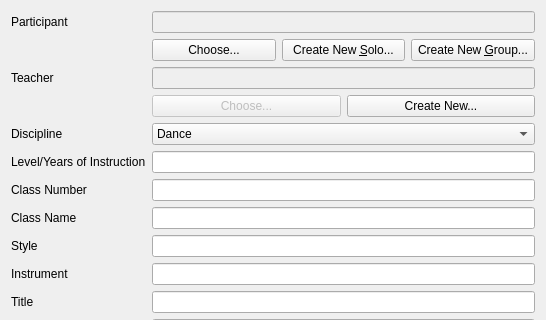
diana134/afs, file Forms/ui_addEntryDialog.ui: the form before one commit; both pictures show x 0 to 546 and y 0 to 320 of the 546 by 653 pixel window.
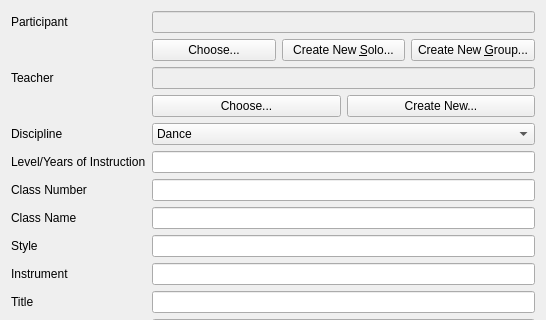
The form after the commit.

```diff
--- a/Forms/ui_addEntryDialog.ui
+++ b/Forms/ui_addEntryDialog.ui
@@ -119,7 +119,7 @@
        <item row="0" column="0">
         <widget class="QPushButton" name="chooseTeacherBtn">
          <property name="enabled">
-          <bool>false</bool>
+          <bool>true</bool>
          </property>
          <property name="text">
           <string>Choose...</string>
```
